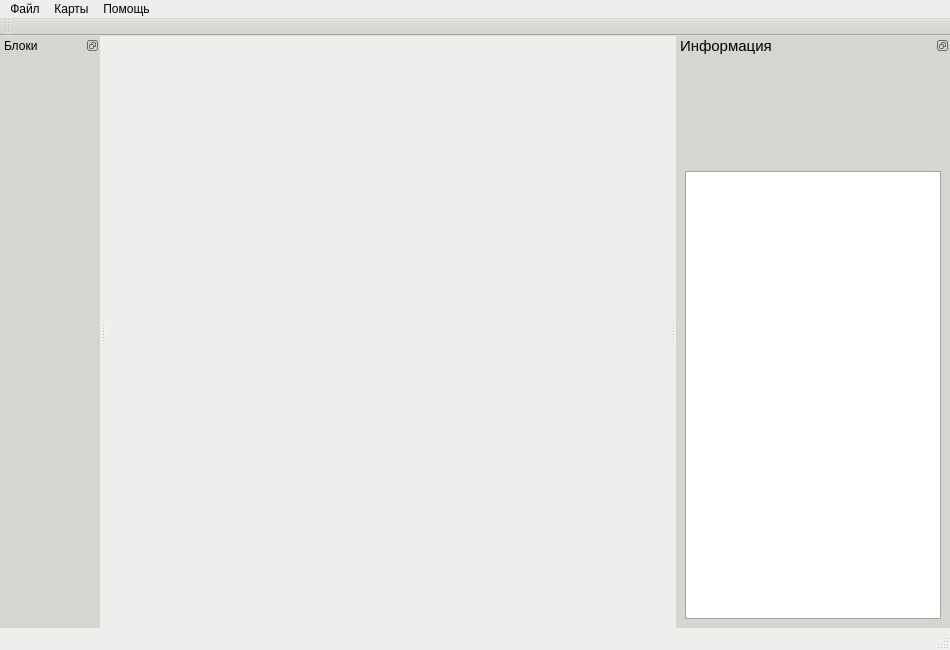
Above: main_design.ui from moevm/mse_visual_map_editor_for_duckietown before the change. Below: the same form after it.
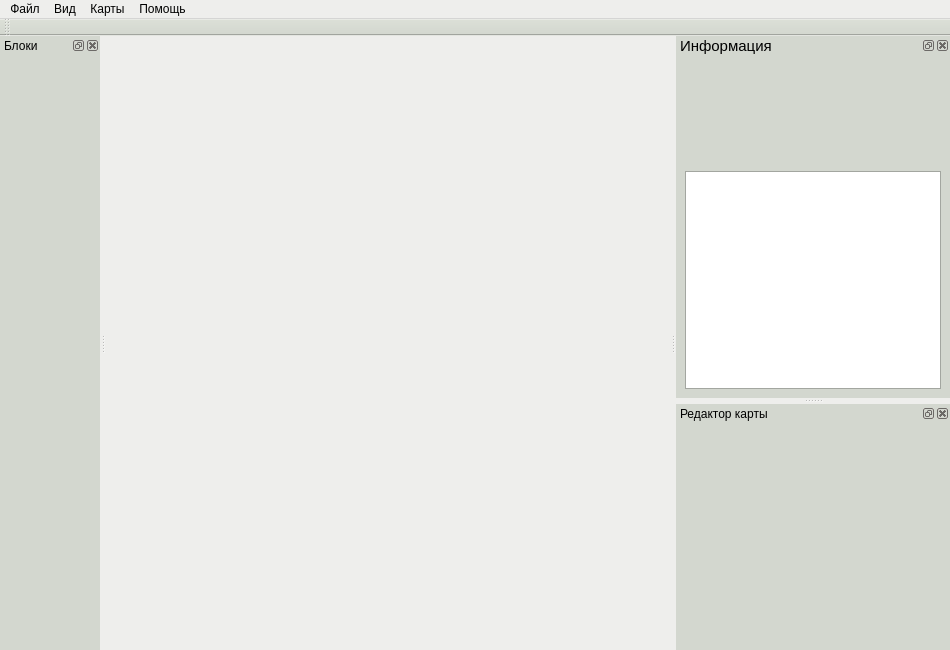
That is the form after the change.

Commit message: Правки интерфейса, добавлен тул бар, доп. блок, скрытие и открытие доп. полей

```diff
--- a/main_design.ui
+++ b/main_design.ui
@@ -188,12 +188,20 @@
     <addaction name="help_info"/>
     <addaction name="about_author"/>
    </widget>
+   <widget class="QMenu" name="menuDbl">
+    <property name="title">
+     <string>Вид</string>
+    </property>
+    <addaction name="change_blocks"/>
+    <addaction name="change_info"/>
+    <addaction name="change_map"/>
+   </widget>
    <addaction name="file"/>
+   <addaction name="menuDbl"/>
    <addaction name="maps"/>
    <addaction name="help"/>
   </widget>
-  <widget class="QStatusBar" name="statusbar"/>
-  <widget class="QToolBar" name="toolBar">
+  <widget class="QToolBar" name="tool_bar">
    <property name="palette">
     <palette>
      <active>
@@ -352,7 +360,7 @@
     <bool>false</bool>
    </property>
    <property name="features">
-    <set>QDockWidget::DockWidgetFloatable|QDockWidget::DockWidgetMovable</set>
+    <set>QDockWidget::AllDockWidgetFeatures</set>
    </property>
    <property name="allowedAreas">
     <set>Qt::LeftDockWidgetArea|Qt::RightDockWidgetArea|Qt::TopDockWidgetArea</set>
@@ -366,6 +374,12 @@
    <widget class="QWidget" name="dockWidgetContents"/>
   </widget>
   <widget class="QDockWidget" name="info_widget">
+   <property name="minimumSize">
+    <size>
+     <width>175</width>
+     <height>360</height>
+    </size>
+   </property>
    <property name="palette">
     <palette>
      <active>
@@ -443,7 +457,7 @@
     <bool>true</bool>
    </property>
    <property name="features">
-    <set>QDockWidget::DockWidgetFloatable|QDockWidget::DockWidgetMovable</set>
+    <set>QDockWidget::AllDockWidgetFeatures</set>
    </property>
    <property name="allowedAreas">
     <set>Qt::LeftDockWidgetArea|Qt::RightDockWidgetArea|Qt::TopDockWidgetArea</set>
@@ -506,6 +520,94 @@
     </layout>
    </widget>
   </widget>
+  <widget class="QDockWidget" name="map_info_widget">
+   <property name="minimumSize">
+    <size>
+     <width>175</width>
+     <height>245</height>
+    </size>
+   </property>
+   <property name="palette">
+    <palette>
+     <active>
+      <colorrole role="Base">
+       <brush brushstyle="SolidPattern">
+        <color alpha="255">
+         <red>255</red>
+         <green>255</green>
+         <blue>255</blue>
+        </color>
+       </brush>
+      </colorrole>
+      <colorrole role="Window">
+       <brush brushstyle="SolidPattern">
+        <color alpha="255">
+         <red>211</red>
+         <green>215</green>
+         <blue>207</blue>
+        </color>
+       </brush>
+      </colorrole>
+     </active>
+     <inactive>
+      <colorrole role="Base">
+       <brush brushstyle="SolidPattern">
+        <color alpha="255">
+         <red>255</red>
+         <green>255</green>
+         <blue>255</blue>
+        </color>
+       </brush>
+      </colorrole>
+      <colorrole role="Window">
+       <brush brushstyle="SolidPattern">
+        <color alpha="255">
+         <red>211</red>
+         <green>215</green>
+         <blue>207</blue>
+        </color>
+       </brush>
+      </colorrole>
+     </inactive>
+     <disabled>
+      <colorrole role="Base">
+       <brush brushstyle="SolidPattern">
+        <color alpha="255">
+         <red>211</red>
+         <green>215</green>
+         <blue>207</blue>
+        </color>
+       </brush>
+      </colorrole>
+      <colorrole role="Window">
+       <brush brushstyle="SolidPattern">
+        <color alpha="255">
+         <red>211</red>
+         <green>215</green>
+         <blue>207</blue>
+        </color>
+       </brush>
+      </colorrole>
+     </disabled>
+    </palette>
+   </property>
+   <property name="autoFillBackground">
+    <bool>true</bool>
+   </property>
+   <property name="floating">
+    <bool>false</bool>
+   </property>
+   <property name="allowedAreas">
+    <set>Qt::LeftDockWidgetArea|Qt::RightDockWidgetArea</set>
+   </property>
+   <property name="windowTitle">
+    <string>Редактор карты</string>
+   </property>
+   <attribute name="dockWidgetArea">
+    <number>2</number>
+   </attribute>
+   <widget class="QWidget" name="dockWidgetContents_3"/>
+  </widget>
   <action name="open_map">
    <property name="text">
     <string>Открыть карту</string>
```
Left out of the diff: 56 changed lines with no effect on the pictures. The commit also changes 7 other files.
